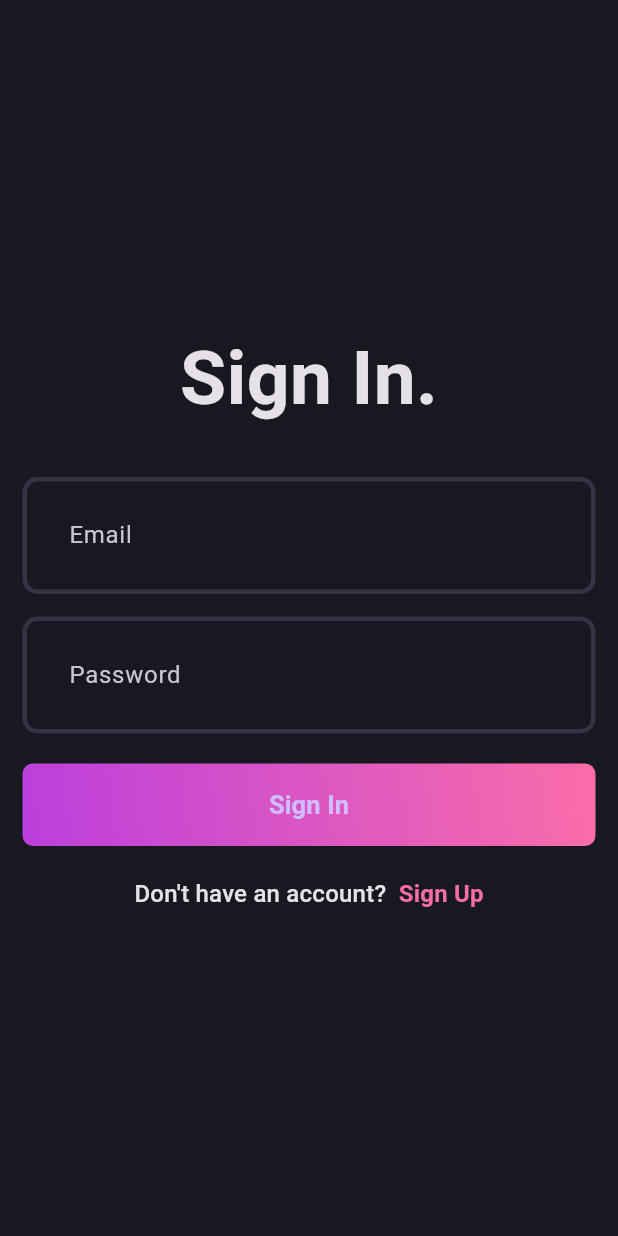
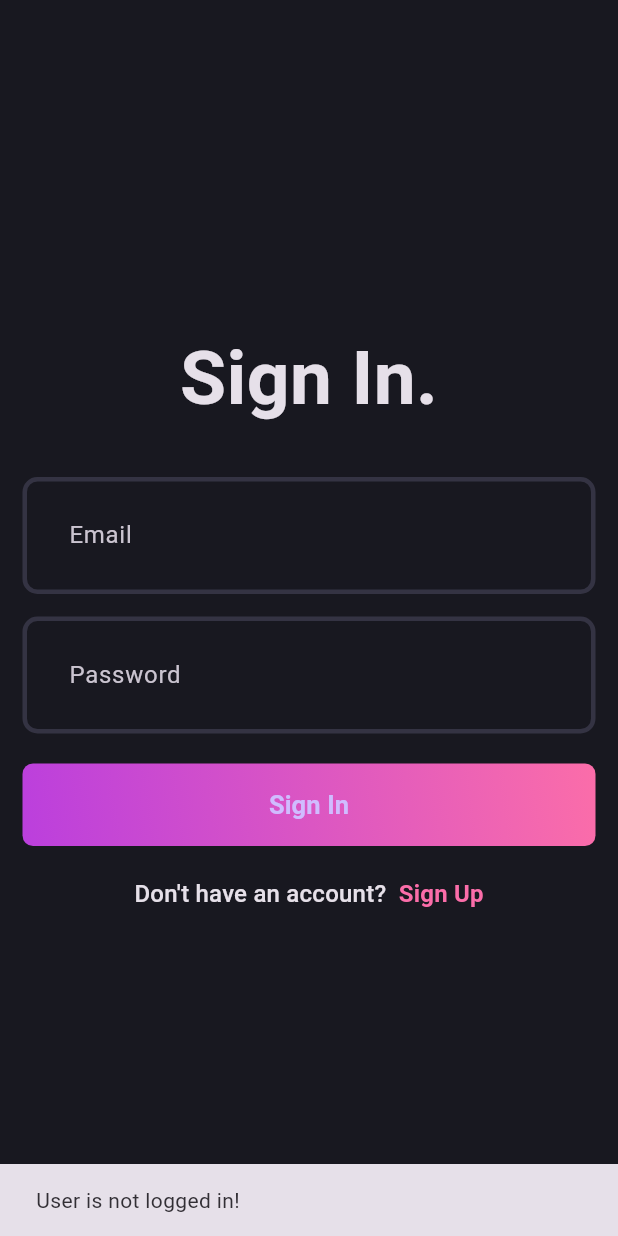
Before and after one commit to Ankit-Dhattarwal/flutter_bloc_clean_architecture, a Flutter app: the first screen one second after launch, on a phone screen of 412 x 824 dp. Run offline on Flutter 3.47's test engine with Material 3 defaults, Android fonts, the light colour scheme and no system bars; our stand-ins replace bloc, equatable, flutter_bloc, fpdart, get_it, supabase_flutter; accounts and stored records are empty.

Commit message:
Persisting Auth State with Flutter and Supabase

```diff
--- a/lib/core/usecase/usecase.dart
+++ b/lib/core/usecase/usecase.dart
@@ -6,3 +6,4 @@ import 'package:fpdart/fpdart.dart';
 abstract interface class UseCase<SuccessType, Params>{
   Future<Either<Failure, SuccessType>> call(Params params);
 }
+class NoParams{}
--- a/lib/features/auth/data/repository/auth_repository_impl.dart
+++ b/lib/features/auth/data/repository/auth_repository_impl.dart
@@ -15,6 +15,21 @@ class AuthRepositoryImpl implements AuthRepository {
 
   final AuthRemoteDataSource remoteDataSource;
   const AuthRepositoryImpl(this.remoteDataSource);
+
+
+  @override
+  Future<Either<Failure, User>> currentUser() async{
+   try{
+     final user = await remoteDataSource.getCurrentUserData();
+     if(user == null){
+       return left(Failure('User is not logged in!'));
+     }
+     return right(user);
+
+   }on ServerExpection catch(e){
+     return left(Failure(e.message));
+   }
+  }
 
   @override
   Future<Either<Failure, User>> loginWithEmailAndPassword(
--- a/lib/features/auth/domain/repository/auth_repository.dart
+++ b/lib/features/auth/domain/repository/auth_repository.dart
@@ -14,4 +14,5 @@ abstract interface class AuthRepository{
   required String email,
   required String password,
  });
+ Future<Either<Failure, User>> currentUser();
 }
--- /dev/null
+++ b/lib/features/auth/domain/usecases/current_user.dart
@@ -0,0 +1,16 @@
+
+import 'package:flutter_bloc_clean_architecture/core/error/failure.dart';
+import 'package:flutter_bloc_clean_architecture/core/usecase/usecase.dart';
+import 'package:flutter_bloc_clean_architecture/features/auth/domain/entities/user.dart';
+import 'package:flutter_bloc_clean_architecture/features/auth/domain/repository/auth_repository.dart';
+import 'package:fpdart/fpdart.dart';
+
+class CurrentUser implements UseCase<User, NoParams>{
+  final AuthRepository authRepository;
+  CurrentUser(this.authRepository);
+  @override
+  Future<Either<Failure, User>> call(NoParams params) async{
+    return await authRepository.currentUser();
+  }
+
+}
--- a/lib/features/auth/presentation/bloc/auth_bloc.dart
+++ b/lib/features/auth/presentation/bloc/auth_bloc.dart
@@ -1,5 +1,7 @@
 import 'package:flutter_bloc/flutter_bloc.dart';
 import 'package:flutter_bloc_clean_architecture/core/error/failure.dart';
+import 'package:flutter_bloc_clean_architecture/core/usecase/usecase.dart';
+import 'package:flutter_bloc_clean_architecture/features/auth/domain/usecases/current_user.dart';
 import 'package:flutter_bloc_clean_architecture/features/auth/domain/usecases/user_login.dart';
 import 'package:flutter_bloc_clean_architecture/features/auth/domain/usecases/user_sign_up.dart';
 import 'package:flutter_bloc_clean_architecture/features/auth/presentation/bloc/auth_event.dart';
@@ -8,17 +10,37 @@ import 'package:flutter_bloc_clean_architecture/features/auth/presentation/bloc/
 class AuthBLoc extends Bloc<AuthEvent, AuthState> {
   final UserSignUp _userSignUp;
   final UserLogin _userLogin;
+  final CurrentUser _currentUser;
 
   AuthBLoc({
     required UserSignUp userSignUp,
     required UserLogin userLogin,
+    required CurrentUser currentUser,
 
     /// --> here you can direct use AuthBloc(this._userSignUp) , but prefer named arguments.
   })  : _userSignUp = userSignUp,
         _userLogin = userLogin,
+        _currentUser = currentUser,
         super(AuthInitial()) {
     on<AuthSignUpEvent>(_onAuthSignUp);
     on<AuthLoginEvent>(_onAuthLogin);
+    on<AuthIsUserLoggedInEvent>(_isUserLoggedIn);
+  }
+
+  void _isUserLoggedIn(
+      AuthIsUserLoggedInEvent event, Emitter<AuthState> emit) async {
+    final res = await _currentUser(NoParams());
+
+    res.fold(
+        (l) => emit(AuthFailure(l.message)),
+        (r) {
+              print(r.id);
+              print(r.name);
+              print(r.email);
+              emit(
+                AuthSuccess(r),
+              );
+            });
   }
 
   void _onAuthSignUp(AuthSignUpEvent event, Emitter<AuthState> emit) async {
--- a/lib/features/auth/presentation/bloc/auth_event.dart
+++ b/lib/features/auth/presentation/bloc/auth_event.dart
@@ -23,3 +23,7 @@ final class AuthLoginEvent extends AuthEvent{
     required this.password,
 });
 }
+
+final class AuthIsUserLoggedInEvent extends AuthEvent {
+
+}
--- a/lib/main.dart
+++ b/lib/main.dart
@@ -3,6 +3,7 @@ import 'package:flutter_bloc/flutter_bloc.dart';
 import 'package:flutter_bloc_clean_architecture/ankit-test/counter/counter_bloc.dart';
 import 'package:flutter_bloc_clean_architecture/core/theme/theme.dart';
 import 'package:flutter_bloc_clean_architecture/features/auth/presentation/bloc/auth_bloc.dart';
+import 'package:flutter_bloc_clean_architecture/features/auth/presentation/bloc/auth_event.dart';
 import 'package:flutter_bloc_clean_architecture/features/auth/presentation/pages/login_page.dart';
 import 'package:flutter_bloc_clean_architecture/init_dependencies.dart';
 
@@ -20,9 +21,20 @@ void main() async {
   ));
 }
 
-class MyApp extends StatelessWidget {
+class MyApp extends StatefulWidget {
   const MyApp({super.key});
 
+  @override
+  State<MyApp> createState() => _MyAppState();
+}
+
+class _MyAppState extends State<MyApp> {
+
+  @override
+  void initState() {
+    super.initState();
+    context.read<AuthBLoc>().add(AuthIsUserLoggedInEvent());
+  }
   @override
   Widget build(BuildContext context) {
     return BlocProvider<CounterBloc>(
```
Also changed, not shown: lib/features/auth/data/datasources/auth_remote_source.dart (+37 -11 lines), lib/features/auth/data/model/user_model.dart (+11 -0 lines), lib/init_dependencies.dart (+21 -14 lines).
